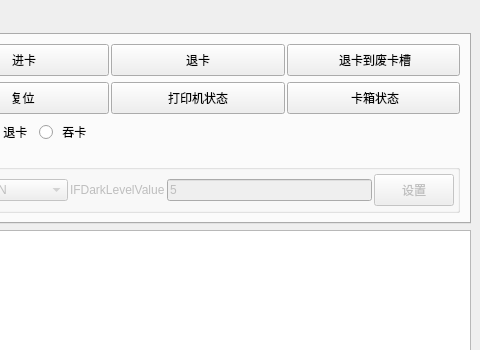
Qt form Z390Sample/mainwindow.ui (leithergit/Z390) before a commit; both pictures show x 260 to 740 and y 0 to 350 of the 740 by 452 pixel window.
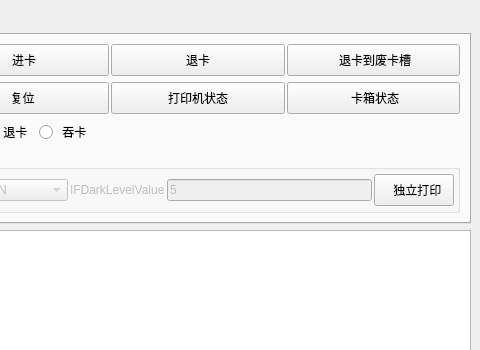
The same form after that commit.

What changed in the file:
```diff
--- a/Z390Sample/mainwindow.ui
+++ b/Z390Sample/mainwindow.ui
@@ -460,7 +460,7 @@
            <item>
             <widget class="QPushButton" name="pushButton_PrinterConfigure_Set">
              <property name="enabled">
-              <bool>false</bool>
+              <bool>true</bool>
              </property>
              <property name="minimumSize">
               <size>
@@ -475,7 +475,7 @@
               </size>
              </property>
              <property name="text">
-              <string>设置</string>
+              <string>  独立打印</string>
              </property>
             </widget>
            </item>
```
Left out of the diff: 2 changed lines with no effect on the pictures.
